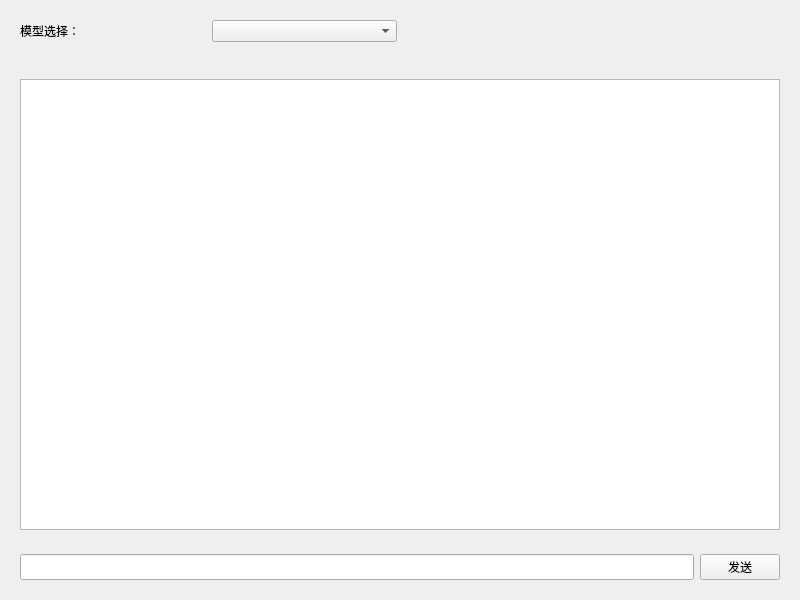
Above: widget.ui from yutian-9264/Chat_with_AI_locally before the change. Below: the same form after it.
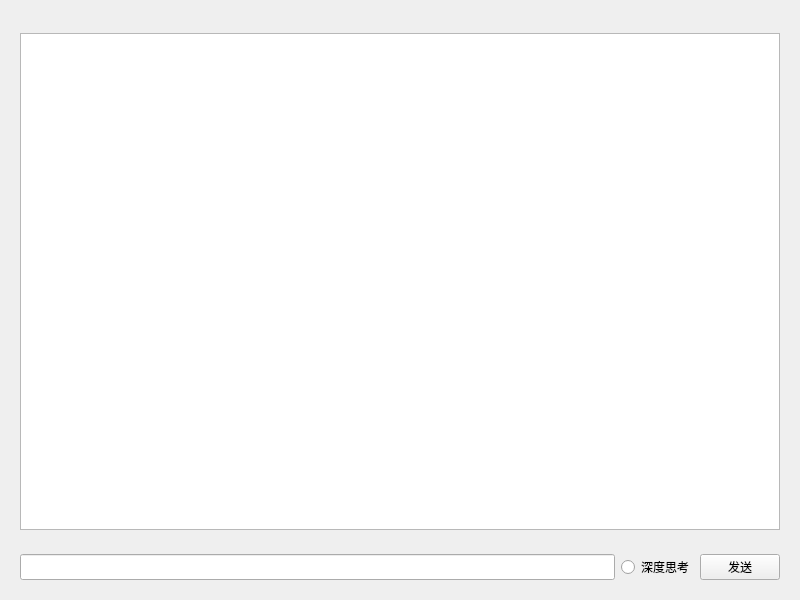
That is the form after the change.

Commit message: 添加按钮，可选择是否开启深度思考

Patch:
```diff
--- a/widget.ui
+++ b/widget.ui
@@ -14,44 +14,21 @@
    <string>Widget</string>
   </property>
   <layout class="QGridLayout" name="gridLayout_2">
-   <item row="0" column="0">
-    <widget class="QWidget" name="widget" native="true">
-     <property name="sizePolicy">
-      <sizepolicy hsizetype="Preferred" vsizetype="Preferred">
-       <horstretch>0</horstretch>
-       <verstretch>0</verstretch>
-      </sizepolicy>
+   <item row="1" column="0">
+    <spacer name="verticalSpacer_2">
+     <property name="orientation">
+      <enum>Qt::Vertical</enum>
      </property>
-     <property name="minimumSize">
+     <property name="sizeType">
+      <enum>QSizePolicy::Preferred</enum>
+     </property>
+     <property name="sizeHint" stdset="0">
       <size>
-       <width>0</width>
-       <height>10</height>
+       <width>18</width>
+       <height>13</height>
       </size>
      </property>
-     <layout class="QGridLayout" name="gridLayout">
-      <item row="0" column="0">
-       <layout class="QHBoxLayout" name="horizontalLayout">
-        <item>
-         <widget class="QLabel" name="label">
-          <property name="text">
-           <string>模型选择：</string>
-          </property>
-         </widget>
-        </item>
-        <item>
-         <widget class="QComboBox" name="comboBox"/>
-        </item>
-       </layout>
-      </item>
-      <item row="0" column="1">
-       <widget class="QLabel" name="label_2">
-        <property name="text">
-         <string/>
-        </property>
-       </widget>
-      </item>
-     </layout>
-    </widget>
+    </spacer>
    </item>
    <item row="2" column="0">
     <widget class="QWidget" name="widget_2" native="true">
@@ -87,6 +64,13 @@
           </property>
          </widget>
         </item>
+        <item>
+         <widget class="QRadioButton" name="radioButton">
+          <property name="text">
+           <string>深度思考</string>
+          </property>
+         </widget>
+        </item>
         <item>
          <widget class="QPushButton" name="pushButton">
           <property name="text">
```
Left out of the diff: 16 changed lines with no effect on the pictures. The commit also changes 3 other files.
